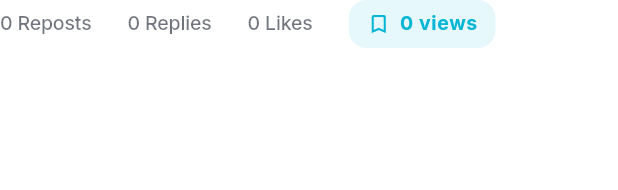
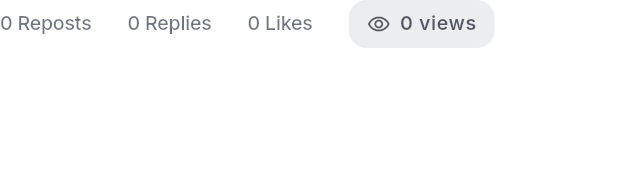
Before and after one commit to ayomide0806967/T19t97ou, a Flutter app: the _XMetricsRow widget shown alone on an empty page, opened directly with empty values, on a phone screen of 412 x 824 dp. Shown: the top 190 px of the screen. Run offline on Flutter 3.47's test engine with Material 3 defaults, Android fonts, the light colour scheme and no system bars; our stand-ins replace firebase_auth, firebase_core, google_fonts, google_sign_in, image_picker, shared_preferences; accounts and stored records are empty.

Commit message:
UI: change cyan accents to neutral grey — 'View N replies' pill uses onSurface grey border/text; 'views' chip in comment section now grey background/content with eye icon.

```diff
--- a/lib/screens/ios_messages_screen.dart
+++ b/lib/screens/ios_messages_screen.dart
@@ -1354,12 +1354,16 @@ class _ClassMessageTileState extends State<_ClassMessageTile> {
                           padding: const EdgeInsets.symmetric(horizontal: 10, vertical: 6),
                           decoration: BoxDecoration(
                             borderRadius: BorderRadius.circular(14),
-                            border: Border.all(color: theme.colorScheme.primary),
+                            // Use neutral grey instead of accent/primary
+                            border: Border.all(
+                              color: theme.colorScheme.onSurface.withValues(alpha: 0.35),
+                            ),
                           ),
                           child: Text(
                             'View ${message.replies} ${message.replies == 1 ? 'reply' : 'replies'}',
                             style: theme.textTheme.bodySmall?.copyWith(
-                              color: theme.colorScheme.onSurface,
+                              // Keep neutral text to match grey outline
+                              color: theme.colorScheme.onSurface.withValues(alpha: 0.85),
                             ),
                           ),
                         ),
--- a/lib/widgets/x_comment_section.dart
+++ b/lib/widgets/x_comment_section.dart
@@ -956,13 +956,16 @@ class _XMetricsRow extends StatelessWidget {
       letterSpacing: -0.1,
     );
     final isDark = theme.brightness == Brightness.dark;
-    final accent = AppTheme.accent;
-    final chipBackground =
-        accent.withValues(alpha: isDark ? 0.18 : 0.1);
-    final chipContent = isDark ? Colors.white : accent;
+    // Use neutral greys for the Views chip instead of accent/cyan.
+    final Color chipBackground = isDark
+        ? Colors.white.withValues(alpha: 0.08)
+        : theme.colorScheme.onSurface.withValues(alpha: 0.08);
+    final Color chipContent = theme.colorScheme.onSurface.withValues(
+      alpha: isDark ? 0.85 : 0.7,
+    );
     final chipTextStyle = theme.textTheme.bodySmall?.copyWith(
       color: chipContent,
-      fontWeight: FontWeight.w700,
+      fontWeight: FontWeight.w600,
     );
 
     return Wrap(
@@ -982,11 +985,7 @@ class _XMetricsRow extends StatelessWidget {
           child: Row(
             mainAxisSize: MainAxisSize.min,
             children: [
-              Icon(
-                Icons.bookmark_border_rounded,
-                size: 16,
-                color: chipContent,
-              ),
+              Icon(Icons.remove_red_eye_outlined, size: 16, color: chipContent),
               const SizedBox(width: 6),
               Text(
                 '${_formatCount(metrics.views)} views',
```
